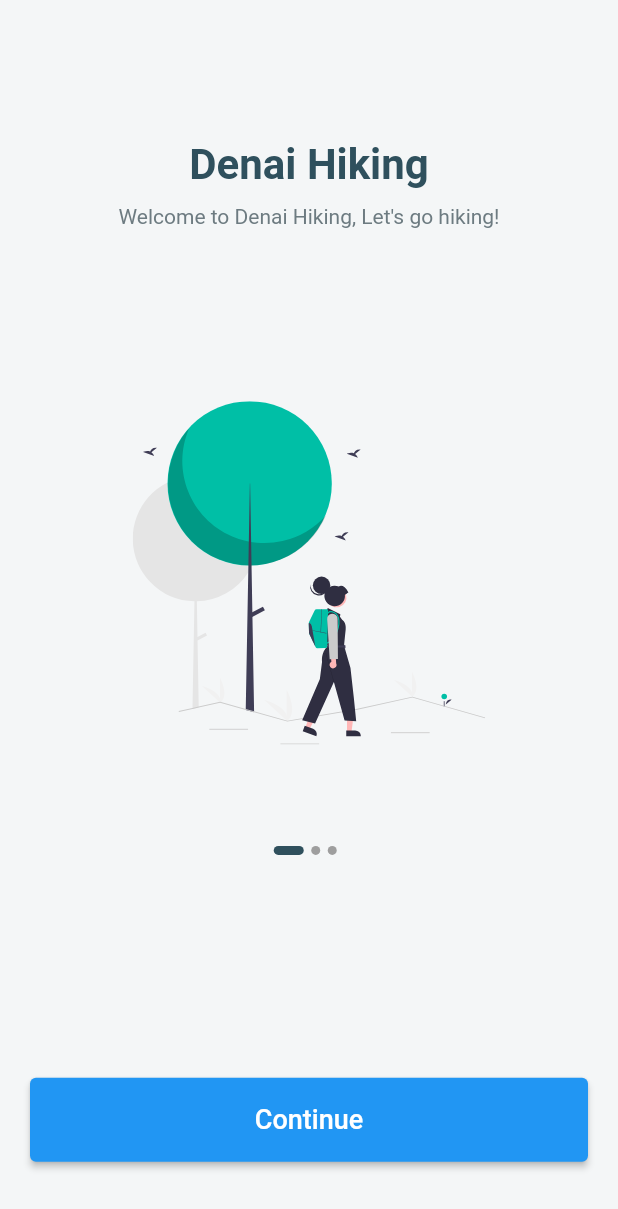
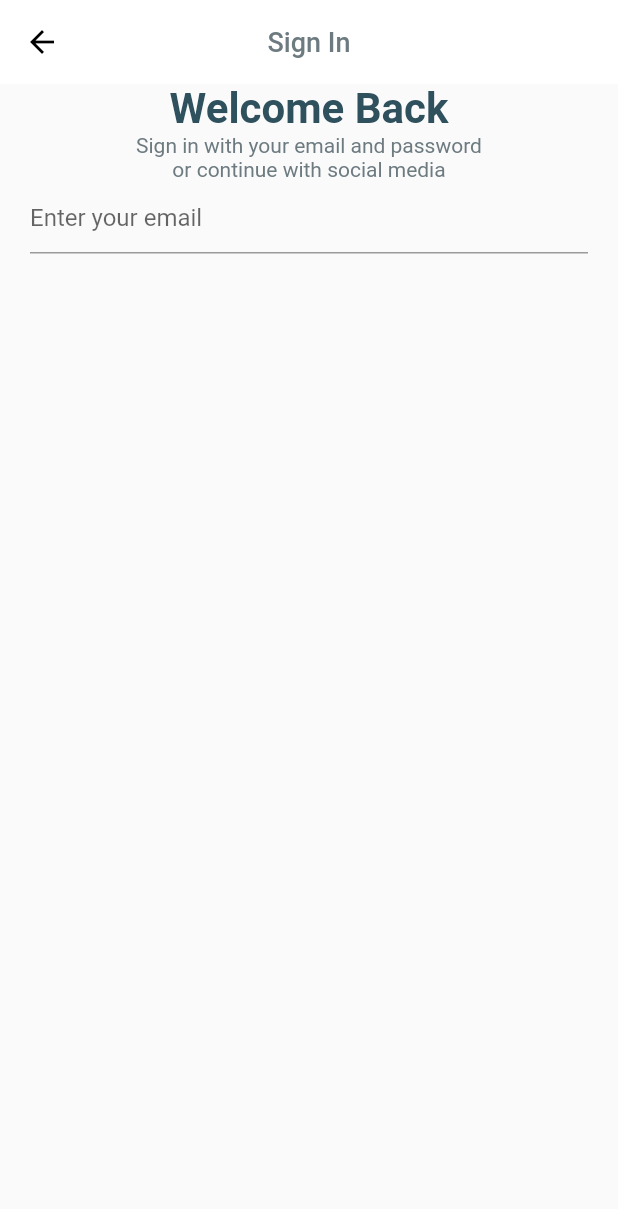
Before and after one commit to Mudennn/Denai_app, a Flutter app: the screen it shows after launch, after a tap on "Continue", on a phone screen of 412 x 824 dp. Shown: the top 1209 px of the screen. Run offline on Flutter 3.47's test engine with Material 2 defaults, Android fonts, the phone set to English and light mode, and no system bars; our stand-ins replace bloc, equatable, flutter_bloc, flutter_svg.

Commit message:
sign in page

```diff
--- /dev/null
+++ b/lib/pages/sign_in/sign_in_screen.dart
@@ -0,0 +1,73 @@
+import 'package:denai_app/constant.dart';
+import 'package:flutter/material.dart';
+import 'package:flutter/services.dart';
+
+class SignInScreen extends StatelessWidget {
+  static String routeName = "/sign_in";
+  const SignInScreen({super.key});
+
+  @override
+  Widget build(BuildContext context) {
+    return Scaffold(
+      appBar: AppBar(
+        backgroundColor: Colors.white,
+        elevation: 0,
+        systemOverlayStyle: SystemUiOverlayStyle.light,
+        iconTheme: const IconThemeData(color: Colors.black),
+        title: const Text(
+          "Sign In",
+          style: TextStyle(color: textColor, fontSize: 18),
+        ),
+        centerTitle: true,
+      ),
+      // Welcome Back Container
+      body: SizedBox(
+        width: double.infinity,
+        child: SafeArea(
+            child: Padding(
+          padding: const EdgeInsets.symmetric(
+            horizontal: 20,
+          ),
+          child: Column(
+            children: const [
+              Text(
+                "Welcome Back",
+                style: TextStyle(
+                    color: headingColor,
+                    fontSize: 28,
+                    fontWeight: FontWeight.bold),
+              ),
+              Text(
+                "Sign in with your email and password \nor continue with social media",
+                textAlign: TextAlign.center,
+                style: TextStyle(color: textColor),
+              ),
+              SignForm(),
+            ],
+          ),
+        )),
+      ),
+    );
+  }
+}
+
+class SignForm extends StatefulWidget {
+  const SignForm({super.key});
+
+  @override
+  State<SignForm> createState() => _SignFormState();
+}
+
+class _SignFormState extends State<SignForm> {
+  @override
+  Widget build(BuildContext context) {
+    return Form(
+        child: Column(
+      children: [
+        TextFormField(
+          decoration: InputDecoration(hintText: "Enter your email"),
+        )
+      ],
+    ));
+  }
+}
--- a/lib/pages/welcome_page_v2.dart
+++ b/lib/pages/welcome_page_v2.dart
@@ -1,4 +1,5 @@
 import 'package:denai_app/constant.dart';
+import 'package:denai_app/pages/sign_in/sign_in_screen.dart';
 import 'package:flutter/material.dart';
 import 'package:flutter_svg/flutter_svg.dart';
 
@@ -55,6 +56,9 @@ class _WelcomePageV2State extends State<WelcomePageV2> {
                   ),
                   DefaultButton(
                     text: "Continue",
+                    press: () {
+                      Navigator.pushNamed(context, SignInScreen.routeName);
+                    },
                   ),
                   const Spacer(),
                 ],
@@ -84,9 +88,11 @@ class DefaultButton extends StatelessWidget {
   const DefaultButton({
     super.key,
     required this.text,
+    required this.press,
   });
 
   final String text;
+  final VoidCallback? press;
 
   @override
   Widget build(BuildContext context) {
@@ -95,7 +101,7 @@ class DefaultButton extends StatelessWidget {
       height: 56,
       child: ElevatedButton(
         // style: ButtonStyle(backgroundColor: ),
-        onPressed: () {},
+        onPressed: press,
         child: Text(
           text,
           style: TextStyle(fontSize: 18, color: Colors.white),
@@ -124,7 +130,7 @@ final List<Onboard> welcomeData = [
   Onboard(
     image: "image/Community.svg",
     title: "Build your own community",
-    text: "Now you can create your on community in one place!",
+    text: "Now you can create your own community in one place!",
   ),
   Onboard(
     image: "image/Card Credit.svg",
--- a/lib/routes.dart
+++ b/lib/routes.dart
@@ -1,3 +1,4 @@
+import 'package:denai_app/pages/sign_in/sign_in_screen.dart';
 import 'package:denai_app/pages/welcome_page_V2.dart';
 import 'package:flutter/widgets.dart';
 
@@ -5,4 +6,5 @@ import 'package:flutter/widgets.dart';
 // All our routes will be available here
 final Map<String, WidgetBuilder> routes = {
   WelcomePageV2.routeName:(context) => WelcomePageV2(),
+  SignInScreen.routeName:(context) => SignInScreen(),
 };
```
